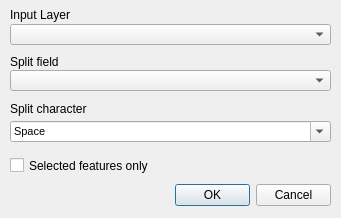
First picture: the form in forms/hcmgis_split_field_form.ui, repository thangqd/HCMGIS, before the edit.
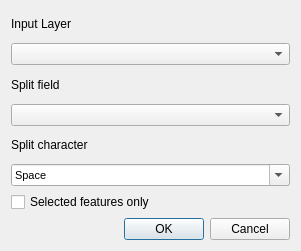
Second picture: the form after the edit. Custom widgets are drawn as their Qt base class.

The edit to the form file:
```diff
--- a/forms/hcmgis_split_field_form.ui
+++ b/forms/hcmgis_split_field_form.ui
@@ -12,8 +12,8 @@
    <rect>
     <x>0</x>
     <y>0</y>
-    <width>341</width>
-    <height>218</height>
+    <width>301</width>
+    <height>251</height>
    </rect>
   </property>
   <property name="mouseTracking">
@@ -22,28 +22,36 @@
   <property name="windowTitle">
    <string>Split Fields</string>
   </property>
+  <layout class="QVBoxLayout" name="verticalLayout">
+   <item>
+    <widget class="QLabel" name="LblInput">
+     <property name="text">
+      <string>Input Layer</string>
+     </property>
+    </widget>
+   </item>
+   <item>
+    <widget class="QgsMapLayerComboBox" name="CboInput"/>
+   </item>
+   <item>
+    <widget class="QLabel" name="LblOutput_2">
+     <property name="text">
+      <string>Split field</string>
+     </property>
+    </widget>
+   </item>
+   <item>
+    <widget class="QgsFieldComboBox" name="CboField"/>
+   </item>
+   <item>
   <widget class="QLabel" name="LblChar">
-   <property name="geometry">
-    <rect>
-     <x>10</x>
-     <y>101</y>
-     <width>321</width>
-     <height>16</height>
-    </rect>
-   </property>
    <property name="text">
     <string>Split character</string>
    </property>
   </widget>
+   </item>
+   <item>
   <widget class="QComboBox" name="CboChar">
-   <property name="geometry">
-    <rect>
-     <x>10</x>
-     <y>121</y>
-     <width>321</width>
-     <height>21</height>
-    </rect>
-   </property>
    <property name="font">
     <font>
      <pointsize>8</pointsize>
@@ -203,78 +211,22 @@
     </property>
    </item>
   </widget>
+   </item>
+   <item>
+    <widget class="QCheckBox" name="ChkSelectedFeaturesOnly">
+     <property name="text">
+      <string>Selected features only</string>
+     </property>
+    </widget>
+   </item>
+   <item>
   <widget class="QDialogButtonBox" name="BtnOKCancel">
-   <property name="geometry">
-    <rect>
-     <x>175</x>
-     <y>180</y>
-     <width>156</width>
-     <height>31</height>
-    </rect>
-   </property>
    <property name="standardButtons">
     <set>QDialogButtonBox::Cancel|QDialogButtonBox::Ok</set>
    </property>
   </widget>
-  <widget class="QLabel" name="LblInput">
-   <property name="geometry">
-    <rect>
-     <x>10</x>
-     <y>7</y>
-     <width>321</width>
-     <height>16</height>
-    </rect>
-   </property>
-   <property name="text">
-    <string>Input Layer</string>
-   </property>
-  </widget>
-  <widget class="QgsMapLayerComboBox" name="CboInput">
-   <property name="geometry">
-    <rect>
-     <x>10</x>
-     <y>24</y>
-     <width>321</width>
-     <height>21</height>
-    </rect>
-   </property>
-  </widget>
-  <widget class="QLabel" name="LblOutput_2">
-   <property name="geometry">
-    <rect>
-     <x>10</x>
-     <y>54</y>
-     <width>321</width>
-     <height>16</height>
-    </rect>
-   </property>
-   <property name="text">
-    <string>Split field</string>
-   </property>
-  </widget>
-  <widget class="QgsFieldComboBox" name="CboField">
-   <property name="geometry">
-    <rect>
-     <x>10</x>
-     <y>70</y>
-     <width>321</width>
-     <height>21</height>
-    </rect>
-   </property>
-  </widget>
-  <widget class="QCheckBox" name="ChkSelectedFeaturesOnly">
-   <property name="geometry">
-    <rect>
-     <x>10</x>
-     <y>157</y>
-     <width>151</width>
-     <height>17</height>
-    </rect>
-   </property>
-   <property name="text">
-    <string>Selected features only</string>
-   </property>
-  </widget>
+   </item>
+  </layout>
  </widget>
  <customwidgets>
   <customwidget>
```
Lines whose indentation alone changed are shown as unchanged.
